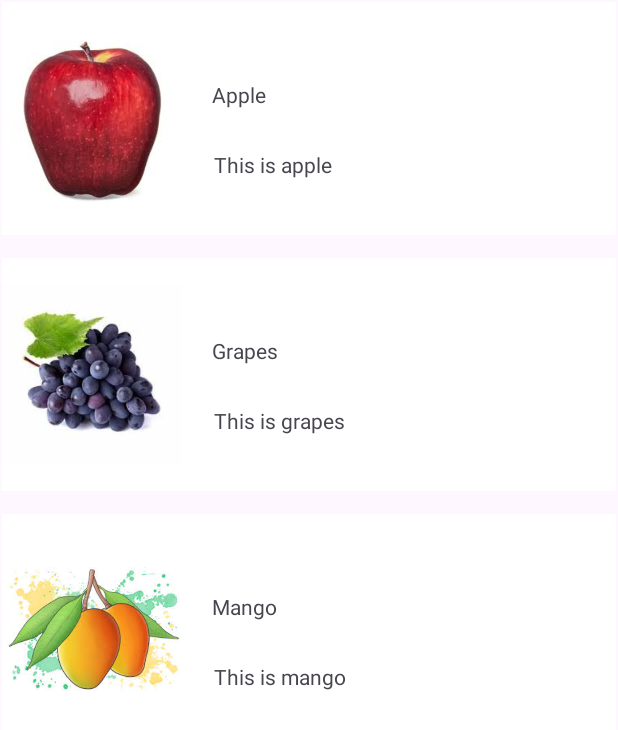
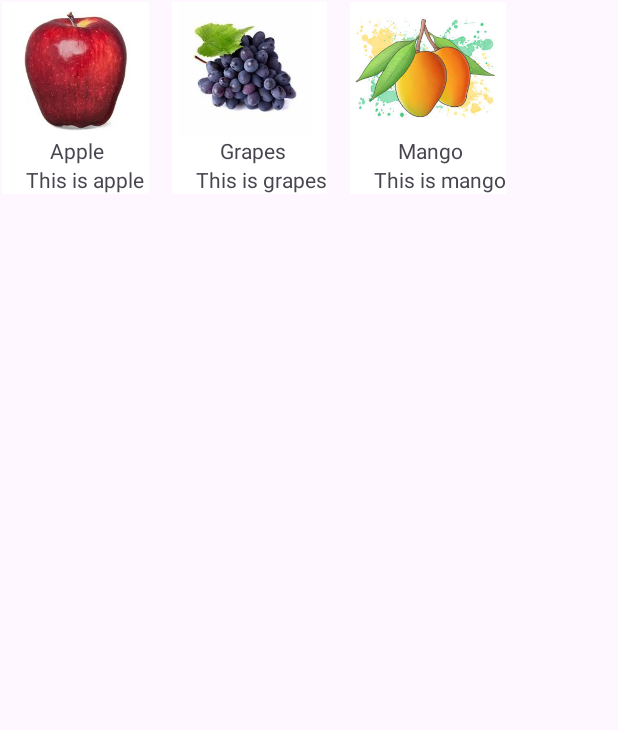
Before and after one commit to Sprajapati123/35D-kotlin, an Android app: the FruitsActivity screen opened directly, with no data from a screen before it, on a phone screen of 412 x 824 dp. Shown: the top 730 px of the screen. Run offline under Robolectric (Android 15) with nearby library versions, the phone set to English and light mode, and no system bars.

```diff
--- a/app/src/main/java/com/example/a35d/FruitsActivity.kt
+++ b/app/src/main/java/com/example/a35d/FruitsActivity.kt
@@ -5,6 +5,7 @@ import androidx.activity.enableEdgeToEdge
 import androidx.appcompat.app.AppCompatActivity
 import androidx.core.view.ViewCompat
 import androidx.core.view.WindowInsetsCompat
+import androidx.recyclerview.widget.GridLayoutManager
 import androidx.recyclerview.widget.LinearLayoutManager
 import androidx.recyclerview.widget.RecyclerView
 import com.example.a35d.adapter.FruitsAdapter
@@ -44,7 +45,15 @@ class FruitsActivity : AppCompatActivity() {
 
         recyclerView.adapter =  fruitsAdapter
 
-        recyclerView.layoutManager = LinearLayoutManager(this@FruitsActivity)
+        recyclerView.layoutManager = LinearLayoutManager(
+            this@FruitsActivity,
+            LinearLayoutManager.HORIZONTAL,
+            false)
+
+//        recyclerView.layoutManager = GridLayoutManager(
+//            this@FruitsActivity,
+//            2
+//        )
 
 
 
--- a/app/src/main/res/layout/sample_fruits.xml
+++ b/app/src/main/res/layout/sample_fruits.xml
@@ -2,16 +2,16 @@
 <androidx.constraintlayout.widget.ConstraintLayout xmlns:android="http://schemas.android.com/apk/res/android"
     xmlns:app="http://schemas.android.com/apk/res-auto"
     xmlns:tools="http://schemas.android.com/tools"
-    android:layout_width="match_parent"
-    android:layout_marginBottom="15dp"
-    android:background="@color/white"
-             android:layout_height="wrap_content">
+    android:layout_width="wrap_content"
+    android:layout_height="wrap_content"
+    android:layout_marginEnd="15dp"
+    android:background="@color/white">
 
 
     <ImageView
         android:id="@+id/imageRecycler"
-        android:layout_width="120dp"
-        android:layout_height="155dp"
+        android:layout_width="98dp"
+        android:layout_height="89dp"
         app:layout_constraintStart_toStartOf="parent"
         app:layout_constraintTop_toTopOf="parent"
         app:srcCompat="@drawable/apple" />
@@ -20,19 +20,17 @@
         android:id="@+id/titleRecycler"
         android:layout_width="wrap_content"
         android:layout_height="wrap_content"
-        android:layout_marginStart="20dp"
-        android:layout_marginTop="52dp"
+        android:layout_marginStart="32dp"
         android:text="Apple"
-        app:layout_constraintStart_toEndOf="@+id/imageRecycler"
-        app:layout_constraintTop_toTopOf="parent" />
+        app:layout_constraintStart_toStartOf="parent"
+        app:layout_constraintTop_toBottomOf="@+id/imageRecycler" />
 
     <TextView
         android:id="@+id/descRecycler"
         android:layout_width="wrap_content"
         android:layout_height="wrap_content"
-        android:layout_marginStart="21dp"
-        android:layout_marginTop="27dp"
+        android:layout_marginStart="16dp"
         android:text="This is apple."
-        app:layout_constraintStart_toEndOf="@+id/imageRecycler"
+        app:layout_constraintStart_toStartOf="parent"
         app:layout_constraintTop_toBottomOf="@+id/titleRecycler" />
 </androidx.constraintlayout.widget.ConstraintLayout>
```
